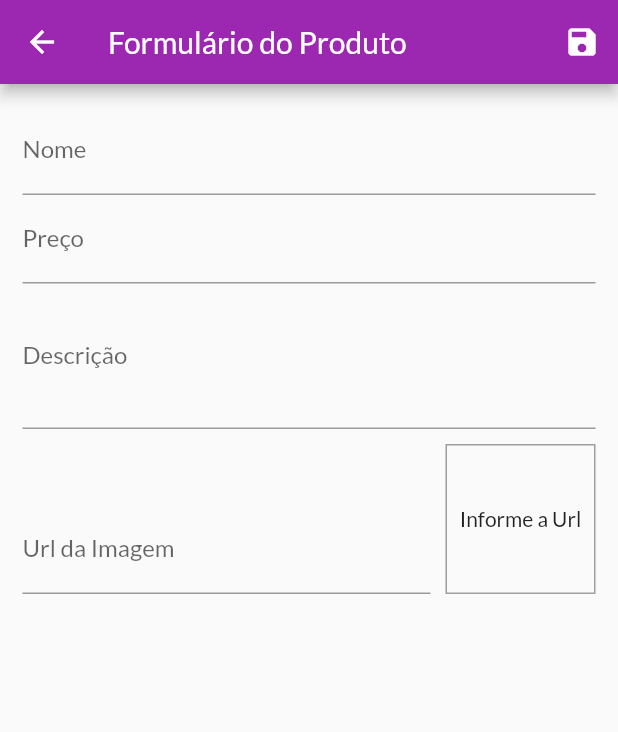
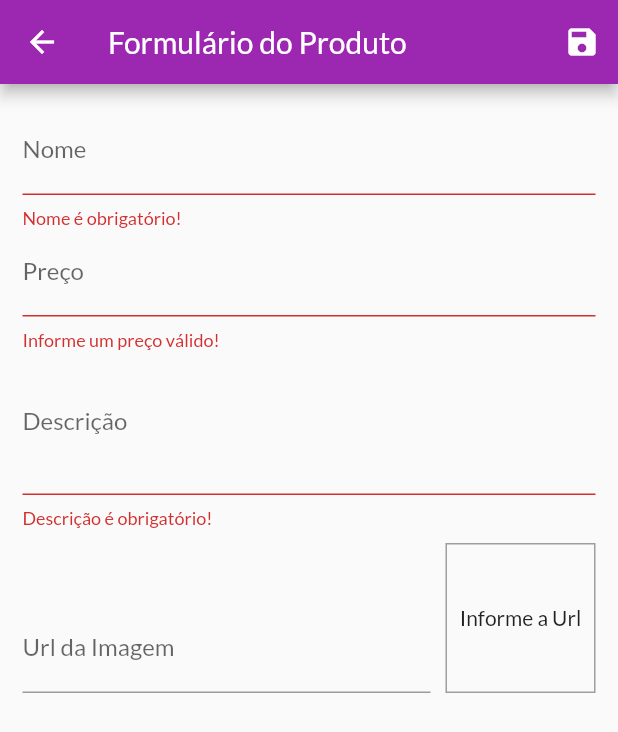
Before and after one commit to cabavas/shop, a Flutter app: the ProductFormPage screen opened by its route, after a tap on the "save" icon, on a phone screen of 412 x 824 dp. Shown: the top 732 px of the screen. Run offline on Flutter 3.47's test engine with Material 2 defaults, Android fonts, the phone set to English and light mode, and no system bars; network calls fail.

Commit message:
Creation of product is done

```diff
--- a/lib/models/product_list.dart
+++ b/lib/models/product_list.dart
@@ -1,3 +1,5 @@
+import 'dart:math';
+
 import 'package:flutter/material.dart';
 import 'package:shop/data/dummy_data.dart';
 import 'package:shop/models/product.dart';
@@ -11,6 +13,17 @@ class ProductList with ChangeNotifier {
 
   int get itemsCount {
     return _items.length;
+  }
+
+  void addProductFromData(Map<String, Object> data) {
+    final newProduct = Product(
+      id: Random().nextDouble().toString(),
+      name: data['name'] as String,
+      description: data['description'] as String,
+      price: data['price'] as double,
+      imageUrl: data['imageUrl'] as String,
+    );
+    addProduct(newProduct);
   }
 
   void addProduct(Product product) {
--- a/lib/pages/product_form_page.dart
+++ b/lib/pages/product_form_page.dart
@@ -1,7 +1,7 @@
-import 'dart:math';
+import 'package:flutter/material.dart';
+import 'package:provider/provider.dart';
 
-import 'package:flutter/material.dart';
-import 'package:shop/models/product.dart';
+import '../models/product_list.dart';
 
 class ProductFormPage extends StatefulWidget {
   ProductFormPage({Key? key}) : super(key: key);
@@ -37,15 +37,28 @@ class _ProductFormPageState extends State<ProductFormPage> {
     setState(() {});
   }
 
+  bool isValidImageUrl(String url) {
+    bool isValidUrl = Uri.tryParse(url)?.hasAbsolutePath ?? false;
+    bool endsWithFile = url.toLowerCase().endsWith('.png') ||
+        url.toLowerCase().endsWith('.jpg') ||
+        url.toLowerCase().endsWith('.jpeg');
+    return isValidUrl && endsWithFile;
+  }
+
   void _submitForm() {
+    final isValid = _formKey.currentState?.validate() ?? false;
+
+    if (!isValid) {
+      return;
+    }
+
     _formKey.currentState?.save();
-    final newProduct = Product(
-      id: Random().nextDouble().toString(),
-      name: _formData['name'] as String,
-      description: _formData['description'] as String,
-      price: _formData['price'] as double,
-      imageUrl: _formData['imageUrl'] as String,
-    );
+
+    Provider.of<ProductList>(
+      context,
+      listen: false,
+    ).addProductFromData(_formData);
+    Navigator.of(context).pop();
   }
 
   @override
@@ -73,6 +86,19 @@ class _ProductFormPageState extends State<ProductFormPage> {
                   FocusScope.of(context).requestFocus(_priceFocus);
                 },
                 onSaved: (name) => _formData['name'] = name ?? '',
+                validator: (_name) {
+                  final name = _name ?? '';
+
+                  if (name.trim().isEmpty) {
+                    return 'Nome é obrigatório!';
+                  }
+
+                  if (name.trim().length < 3) {
+                    return 'Nome precisa ter mais de 3 letras!';
+                  }
+
+                  return null;
+                },
               ),
               TextFormField(
                 decoration: InputDecoration(labelText: 'Preço'),
@@ -86,6 +112,16 @@ class _ProductFormPageState extends State<ProductFormPage> {
                 ),
                 onSaved: (price) =>
                     _formData['price'] = double.parse(price ?? '0'),
+                validator: (_price) {
+                  final priceString = _price ?? '';
+                  final price = double.tryParse(priceString) ?? -1;
+
+                  if (price <= 0) {
+                    return 'Informe um preço válido!';
+                  }
+
+                  return null;
+                },
               ),
               TextFormField(
                 decoration: InputDecoration(labelText: 'Descrição'),
@@ -95,6 +131,19 @@ class _ProductFormPageState extends State<ProductFormPage> {
                 maxLines: 3,
                 onSaved: (description) =>
                     _formData['description'] = description ?? '',
+                validator: (_name) {
+                  final name = _name ?? '';
+
+                  if (name.trim().isEmpty) {
+                    return 'Descrição é obrigatório!';
+                  }
+
+                  if (name.trim().length < 10) {
+                    return 'Descrição precisa ter mais de 10 letras!';
+                  }
+
+                  return null;
+                },
               ),
               Row(
                 crossAxisAlignment: CrossAxisAlignment.end,
@@ -109,6 +158,13 @@ class _ProductFormPageState extends State<ProductFormPage> {
                       onFieldSubmitted: (_) => _submitForm(),
                       onSaved: (imageUrl) =>
                           _formData['imageUrl'] = imageUrl ?? '',
+                      validator: (_imageUrl) {
+                        final imageUrl = _imageUrl ?? '';
+                        if (isValidImageUrl(imageUrl)) {
+                          return 'Informe uma Url válida!';
+                        }
+                        ;
+                      },
                     ),
                   ),
                   Container(
```
